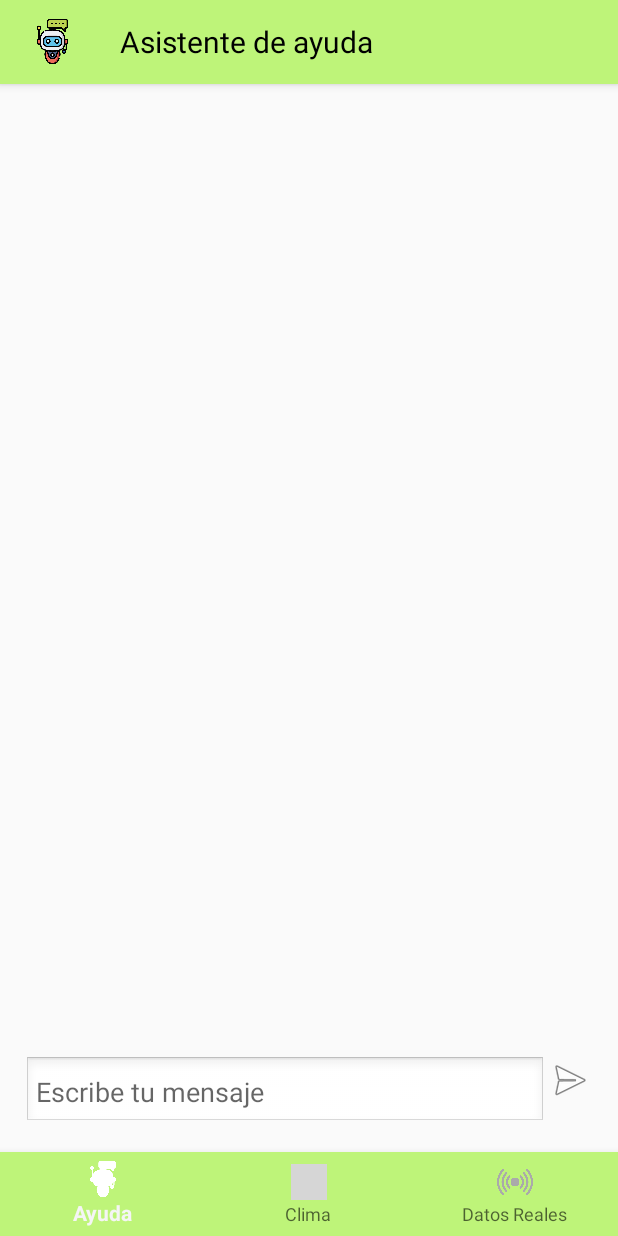
After one commit to Nieve2205/ProyectoFinal, an Android app built with Jetpack Compose: the ChatbotActivity screen opened directly, with no data from a screen before it, on a phone screen of 412 x 824 dp. The commit adds this screen. Run offline under Robolectric (Android 15) with nearby library versions, the phone set to English and light mode, and no system bars; grey boxes are pictures that could not be loaded.

Commit message:
Inicio de chatbot

```diff
--- a/app/src/main/AndroidManifest.xml
+++ b/app/src/main/AndroidManifest.xml
@@ -19,7 +19,7 @@
 
         <meta-data
             android:name="com.google.android.geo.API_KEY"
-            android:value="AIzaSyAg6Q-ZyAYvmWvVUXE3EpbtgDqCMpaJSNo"/>
+            android:value="AIzaSyB5LOWuDMy6wox3DNYQCi4Dyd3uaaG_7o4"/>
         <meta-data
             android:name="com.google.android.gms.version"
             android:value="@integer/google_play_services_version" />
@@ -47,6 +47,6 @@
             android:windowSoftInputMode="adjustResize" />
         <activity android:name=".ViewModel.SensorScreen"
             android:windowSoftInputMode="adjustResize"/>
-        <activity android:name=".ViewModel.AlertScreen" />
+        <activity android:name=".ViewModel.ChatbotActivity" />
     </application>
 </manifest>
--- /dev/null
+++ b/app/src/main/java/com/example/tarpuy/ViewModel/ChatbotActivity.kt
@@ -0,0 +1,110 @@
+package com.example.tarpuy.ViewModel
+
+import android.content.Intent
+import android.os.Bundle
+import android.widget.EditText
+import android.widget.ImageButton
+import androidx.appcompat.app.AppCompatActivity
+import androidx.recyclerview.widget.LinearLayoutManager
+import androidx.recyclerview.widget.RecyclerView
+import com.example.tarpuy.R
+import com.example.tarpuy.model.ChatAdapter
+import com.example.tarpuy.model.GeminiApiService
+import com.example.tarpuy.model.Parts
+import com.example.tarpuy.model.RequestModel
+import com.example.tarpuy.model.Text
+import com.google.android.material.bottomnavigation.BottomNavigationView
+import kotlinx.coroutines.CoroutineScope
+import kotlinx.coroutines.Dispatchers
+import kotlinx.coroutines.launch
+import kotlinx.coroutines.withContext
+import retrofit2.Retrofit
+import retrofit2.converter.gson.GsonConverterFactory
+
+class ChatbotActivity : AppCompatActivity() {
+    private lateinit var chatRecyclerView: RecyclerView
+    private lateinit var inputMessage: EditText
+    private lateinit var sendButton: ImageButton
+    private lateinit var chatAdapter: ChatAdapter // Asegúrate de tener un adaptador para el RecyclerView
+    private lateinit var apiService: GeminiApiService // Declara apiService aquí
+    private lateinit var bottomNavigationView: BottomNavigationView
+
+    private fun setupBottomNavigation() {
+        bottomNavigationView.selectedItemId = R.id.navigation_chatbot
+        bottomNavigationView.setOnNavigationItemSelectedListener { item ->
+            when (item.itemId) {
+                R.id.navigation_chatbot -> {
+                    startActivity(Intent(this, AlertScreen::class.java))
+                    finish()
+                    true
+                }
+                R.id.navigation_sensor -> {
+                    startActivity(Intent(this, SensorScreen::class.java))
+                    finish()
+                    true
+                }
+                R.id.navigation_clima -> {
+                    startActivity(Intent(this, MainScreen::class.java))
+                    finish()
+                    true
+                }
+                else -> false
+            }
+        }
+    }
+
+    override fun onCreate(savedInstanceState: Bundle?) {
+        super.onCreate(savedInstanceState)
+        setContentView(R.layout.activity_chatbot_screen)
+
+        chatRecyclerView = findViewById(R.id.chatRecyclerView)
+        inputMessage = findViewById(R.id.inputMessage)
+        sendButton = findViewById(R.id.sendButton)
+
+        chatRecyclerView.layoutManager = LinearLayoutManager(this)
+        chatAdapter = ChatAdapter()
+        chatRecyclerView.adapter = chatAdapter
+
+        sendButton.setOnClickListener {
+            val message = inputMessage.text.toString()
+            if (message.isNotEmpty()) {
+                sendMessage(message)
+                inputMessage.text.clear()
+            }
+        }
+
+        // Configuración de Retrofit
+        val retrofit = Retrofit.Builder()
+            .baseUrl("https://generativelanguage.googleapis.com")
+            .addConverterFactory(GsonConverterFactory.create())
+            .build()
+
+        apiService = retrofit.create(GeminiApiService::class.java) // Inicializa apiService aquí
+    }
+
+    private fun sendMessage(message: String) {
+        chatAdapter.addMessage("Tú: $message")
+
+        CoroutineScope(Dispatchers.IO).launch {
+            val response = getResponseFromGeminiAI(message)
+
+            withContext(Dispatchers.Main) {
+                chatAdapter.addMessage("Chatbot: $response")
+            }
+        }
+    }
+
+    private suspend fun getResponseFromGeminiAI(message: String): String {
+        val prompt = "Responde solo a saludos y temas de agricultura y clima."
+        val fullMessage = "$prompt\nUsuario: $message"
+
+        val request = RequestModel(contents = listOf(Parts(listOf(Text(fullMessage))))) // Usa fullMessage aquí
+
+        return try {
+            val response = apiService.generateContent("AIzaSyDqqre6FPdkc6Zgnn-9N3GNJJWZo4HfdZc", request) // Asegúrate de que tu API key sea válida
+            response.contents.first().parts.first().text
+        } catch (e: Exception) {
+            "Lo siento, no puedo responder a eso."
+        }
+    }
+}
--- a/app/src/main/java/com/example/tarpuy/ViewModel/MainScreen.kt
+++ b/app/src/main/java/com/example/tarpuy/ViewModel/MainScreen.kt
@@ -114,12 +114,12 @@ class MainScreen : AppCompatActivity() {
         bottomNavigationView.selectedItemId = R.id.navigation_clima
         bottomNavigationView.setOnNavigationItemSelectedListener { item ->
             when (item.itemId) {
-                R.id.navigation_alert -> {
-                    startActivity(Intent(this, AlertScreen::class.java))
+                R.id.navigation_chatbot -> {
+                    startActivity(Intent(this, ChatbotActivity::class.java))
                     finish()
                     true
                 }
-                R.id.navigation_chatbot -> {
+                R.id.navigation_sensor -> {
                     startActivity(Intent(this, SensorScreen::class.java))
                     finish()
                     true
--- /dev/null
+++ b/app/src/main/java/com/example/tarpuy/model/GeminiApiService.kt
@@ -0,0 +1,10 @@
+package com.example.tarpuy.model
+
+import retrofit2.http.Body
+import retrofit2.http.POST
+import retrofit2.http.Query
+
+interface GeminiApiService {
+    @POST("v1beta/models/gemini-1.5-flash-latest:generateContent")
+    suspend fun generateContent(@Query("key") apiKey: String, @Body request: RequestModel): ResponseModel
+}
--- /dev/null
+++ b/app/src/main/res/layout/activity_chatbot_screen.xml
@@ -0,0 +1,87 @@
+<?xml version="1.0" encoding="utf-8"?>
+<androidx.coordinatorlayout.widget.CoordinatorLayout xmlns:android="http://schemas.android.com/apk/res/android"
+    xmlns:app="http://schemas.android.com/apk/res-auto"
+    xmlns:tools="http://schemas.android.com/tools"
+    android:layout_width="match_parent"
+    android:layout_height="match_parent"
+    tools:context=".ViewModel.MainScreen">
+    <!-- AppBar -->
+    <com.google.android.material.appbar.AppBarLayout
+        android:id="@+id/appBarLayout"
+        android:layout_width="match_parent"
+        android:layout_height="wrap_content"
+        android:theme="@style/ThemeOverlay.AppCompat.Dark.ActionBar">
+        <androidx.appcompat.widget.Toolbar
+            android:id="@+id/toolbar"
+            android:layout_width="match_parent"
+            android:layout_height="?attr/actionBarSize"
+            android:background="@color/colorPrimary"
+            app:title="">
+            <ImageView
+                android:id="@+id/menu_icon"
+                android:layout_width="30dp"
+                android:layout_height="30dp"
+                android:layout_marginStart="20dp"
+                android:contentDescription="Menu Icon"
+                android:src="@drawable/ic_chatbot" />
+            <TextView
+                android:id="@+id/toolbar_title"
+                android:layout_width="wrap_content"
+                android:layout_height="wrap_content"
+                android:layout_gravity="center_vertical"
+                android:layout_marginStart="30dp"
+                android:text="Asistente de ayuda"
+                android:textColor="@android:color/black"
+                android:textSize="20sp" />
+        </androidx.appcompat.widget.Toolbar>
+    </com.google.android.material.appbar.AppBarLayout>
+    <!-- Contenido principal -->
+    <LinearLayout
+        android:layout_width="match_parent"
+        android:layout_height="match_parent"
+        android:orientation="vertical"
+        android:padding="16dp"
+        android:layout_marginBottom="56dp"
+        app:layout_behavior="@string/appbar_scrolling_view_behavior">
+        <!-- RecyclerView para mostrar los mensajes -->
+        <androidx.recyclerview.widget.RecyclerView
+            android:id="@+id/chatRecyclerView"
+            android:layout_width="match_parent"
+            android:layout_height="0dp"
+            android:layout_weight="1"
+            android:padding="8dp" />
+        <!-- Contenedor para enviar mensajes -->
+        <LinearLayout
+            android:layout_width="match_parent"
+            android:layout_height="wrap_content"
+            android:orientation="horizontal">
+            <!-- Campo de entrada de texto -->
+            <EditText
+                android:id="@+id/inputMessage"
+                android:layout_width="0dp"
+                android:layout_height="wrap_content"
+                android:layout_weight="1"
+                android:hint="Escribe tu mensaje"
+                android:padding="8dp"
+                android:background="@android:drawable/edit_text" />
+            <!-- Botón para enviar -->
+            <ImageButton
+                android:id="@+id/sendButton"
+                android:layout_width="wrap_content"
+                android:layout_height="wrap_content"
+                android:background="?attr/selectableItemBackgroundBorderless"
+                android:contentDescription="Enviar"
+                android:src="@android:drawable/ic_menu_send"
+                tools:ignore="TouchTargetSizeCheck" />
+        </LinearLayout>
+    </LinearLayout>
+    <!-- Bottom Navigation -->
+    <com.google.android.material.bottomnavigation.BottomNavigationView
+        android:id="@+id/bottom_navigation"
+        android:layout_width="match_parent"
+        android:layout_height="wrap_content"
+        android:layout_gravity="bottom"
+        android:background="@color/colorPrimary"
+        app:itemIconTint="@color/bottom_nav_item_color"
+        app:menu="@menu/bottom_nav_menu" />
+</androidx.coordinatorlayout.widget.CoordinatorLayout>
--- a/app/src/main/res/layout/item_bot_message.xml
+++ b/app/src/main/res/layout/item_bot_message.xml
@@ -1,6 +1,6 @@
 <?xml version="1.0" encoding="utf-8"?>
 <TextView xmlns:android="http://schemas.android.com/apk/res/android"
-    android:id="@+id/messageText"
+    android:id="@+id/messageTextView"
     android:layout_width="wrap_content"
     android:layout_height="wrap_content"
     android:background="@drawable/bot_message_background"
--- a/app/src/main/res/menu/bottom_nav_menu.xml
+++ b/app/src/main/res/menu/bottom_nav_menu.xml
@@ -2,9 +2,9 @@
 <menu xmlns:android="http://schemas.android.com/apk/res/android">
 
     <item
-        android:id="@+id/navigation_alert"
-        android:icon="@drawable/ic_alerta"
-        android:title="Alertas" />
+        android:id="@+id/navigation_chatbot"
+        android:icon="@drawable/ic_chatbot"
+        android:title="Ayuda" />
 
     <item
         android:id="@+id/navigation_clima"
@@ -12,7 +12,7 @@
         android:title="Clima" />
 
     <item
-        android:id="@+id/navigation_chatbot"
+        android:id="@+id/navigation_sensor"
         android:icon="@drawable/ic_sensor"
         android:title="Datos Reales" />
 </menu>
```
Also changed, not shown: app/build.gradle.kts (+9 -13 lines), app/src/main/java/com/example/tarpuy/model/ChatAdapter.kt (+12 -11 lines), app/src/main/java/com/example/tarpuy/model/RequestModel.kt (added, +8 -0 lines), gradle/libs.versions.toml (+8 -8 lines).
